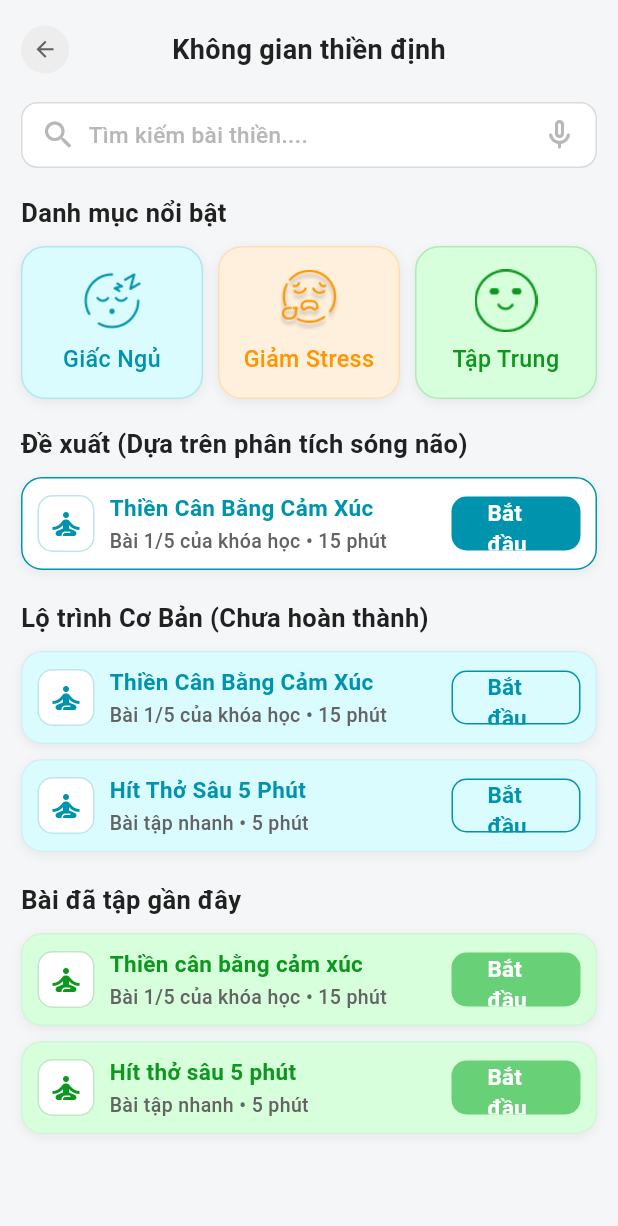
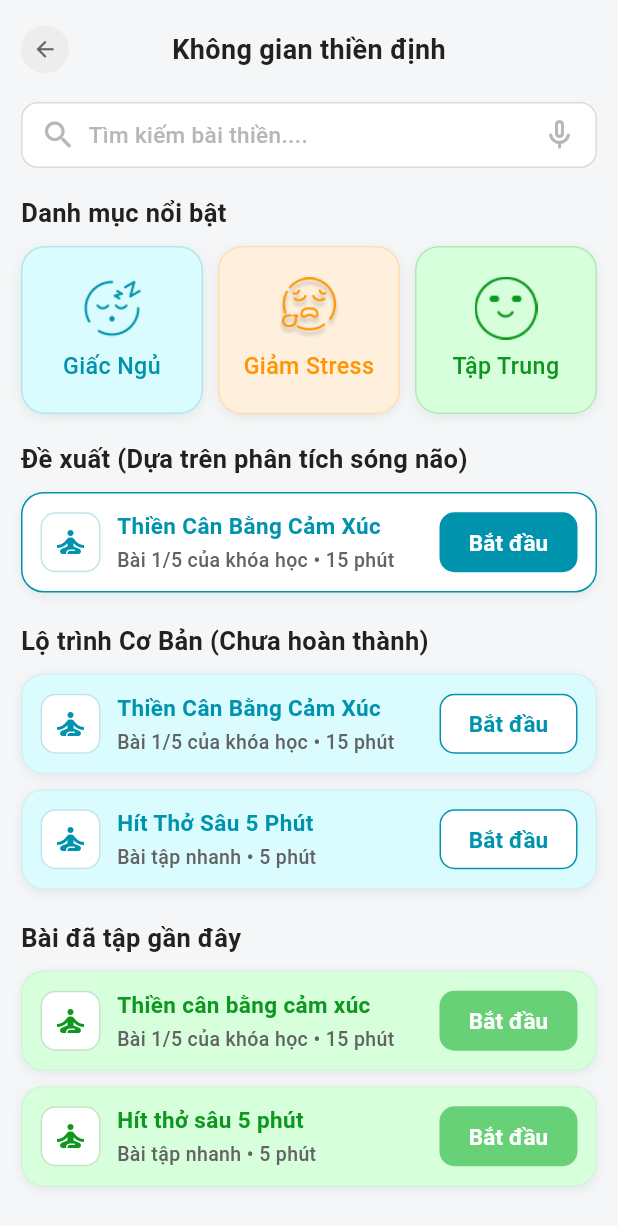
Before and after one commit to triudangcoding/zenwave2, a Flutter app: the MeditationSpacePage screen opened directly, on a phone screen of 412 x 824 dp. Shown: the top 1226 px of the screen. Run offline on Flutter 3.47's test engine with Material 3 defaults, Android fonts, the phone set to English and light mode, and no system bars.

Commit message:
Enhance layout of Meditation Program Card with improved spacing and dimensions

```diff
--- a/lib/sections/meditation_space/MeditationSpacePage.dart
+++ b/lib/sections/meditation_space/MeditationSpacePage.dart
@@ -244,7 +244,7 @@ class _FeaturedCategoryCard extends StatelessWidget {
   @override
   Widget build(BuildContext context) {
     return Container(
-      height: 102,
+      height: 112,
       padding: const EdgeInsets.symmetric(horizontal: 8, vertical: 10),
       decoration: BoxDecoration(
         color: backgroundColor,
@@ -309,10 +309,10 @@ class _MeditationProgramCard extends StatelessWidget {
   Widget build(BuildContext context) {
     return Container(
       width: double.infinity,
-      padding: const EdgeInsets.fromLTRB(10, 9, 10, 9),
+      padding: const EdgeInsets.fromLTRB(12, 11, 12, 11),
       decoration: BoxDecoration(
         color: backgroundColor,
-        borderRadius: BorderRadius.circular(14),
+        borderRadius: BorderRadius.circular(15),
         border: Border.all(color: borderColor),
         boxShadow: const [
           BoxShadow(
@@ -325,8 +325,8 @@ class _MeditationProgramCard extends StatelessWidget {
       child: Row(
         children: [
           Container(
-            width: 38,
-            height: 38,
+            width: 40,
+            height: 40,
             decoration: BoxDecoration(
               color: AppColors.white,
               borderRadius: BorderRadius.circular(10),
@@ -334,7 +334,7 @@ class _MeditationProgramCard extends StatelessWidget {
             ),
             child: Icon(Icons.self_improvement_outlined, color: iconColor),
           ),
-          const SizedBox(width: 10),
+          const SizedBox(width: 11),
           Expanded(
             child: Column(
               crossAxisAlignment: CrossAxisAlignment.start,
@@ -347,7 +347,7 @@ class _MeditationProgramCard extends StatelessWidget {
                     color: titleColor,
                   ),
                 ),
-                const SizedBox(height: 2),
+                const SizedBox(height: 3),
                 Text(
                   subtitle,
                   style: const TextStyle(
@@ -359,42 +359,59 @@ class _MeditationProgramCard extends StatelessWidget {
               ],
             ),
           ),
-          const SizedBox(width: 8),
+          const SizedBox(width: 10),
           SizedBox(
-            width: 86,
-            height: 36,
+            width: 92,
+            height: 40,
             child: buttonFilled
                 ? FilledButton(
                     onPressed: () {},
                     style: FilledButton.styleFrom(
                       backgroundColor: buttonColor,
+                      minimumSize: const Size(92, 40),
+                      padding: EdgeInsets.zero,
+                      tapTargetSize: MaterialTapTargetSize.shrinkWrap,
                       shape: RoundedRectangleBorder(
                         borderRadius: BorderRadius.circular(10),
                       ),
                     ),
-                    child: const Text(
+                    child: const Center(
+                      child: Text(
                         'Bắt đầu',
+                        maxLines: 1,
+                        softWrap: false,
+                        textAlign: TextAlign.center,
                         style: TextStyle(
                           fontSize: 15,
                           fontWeight: FontWeight.w700,
                           color: AppColors.white,
                         ),
                       ),
+                    ),
                   )
                 : OutlinedButton(
                     onPressed: () {},
                     style: OutlinedButton.styleFrom(
+                      backgroundColor: AppColors.white,
+                      minimumSize: const Size(92, 40),
+                      padding: EdgeInsets.zero,
+                      tapTargetSize: MaterialTapTargetSize.shrinkWrap,
                       side: BorderSide(color: buttonColor),
                       shape: RoundedRectangleBorder(
                         borderRadius: BorderRadius.circular(10),
                       ),
                     ),
+                    child: Center(
                       child: Text(
                         'Bắt đầu',
+                        maxLines: 1,
+                        softWrap: false,
+                        textAlign: TextAlign.center,
                         style: TextStyle(
                           fontSize: 15,
                           fontWeight: FontWeight.w700,
                           color: buttonColor,
+                        ),
                       ),
                     ),
                   ),
```
Lines whose indentation alone changed are shown as unchanged.
